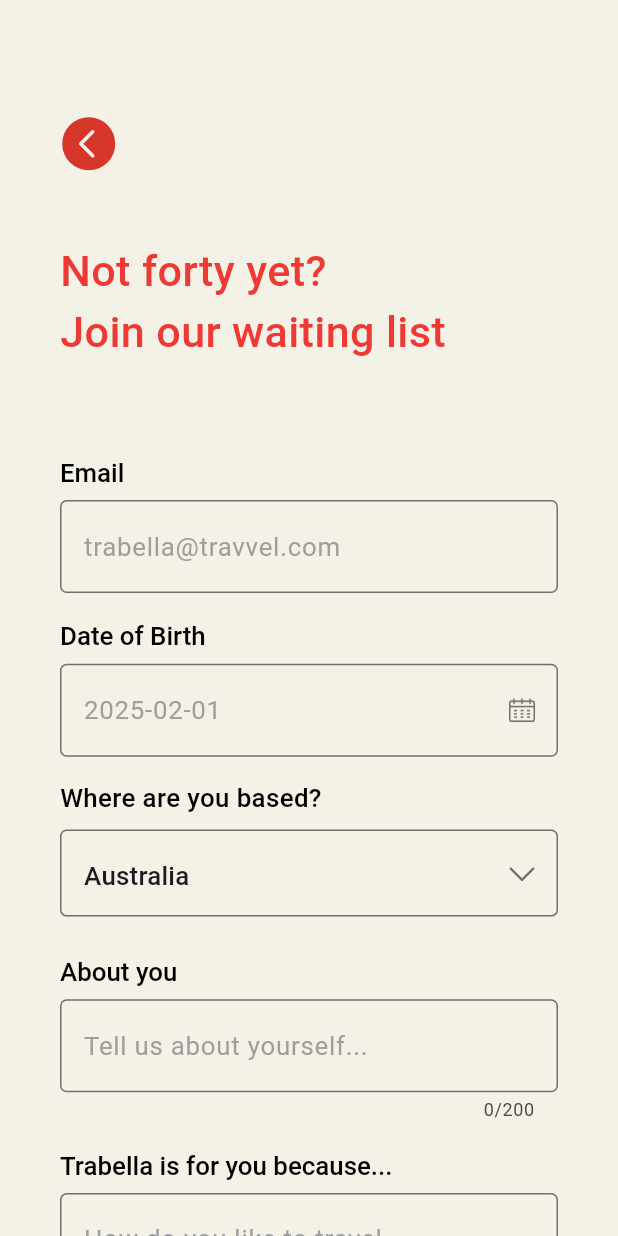
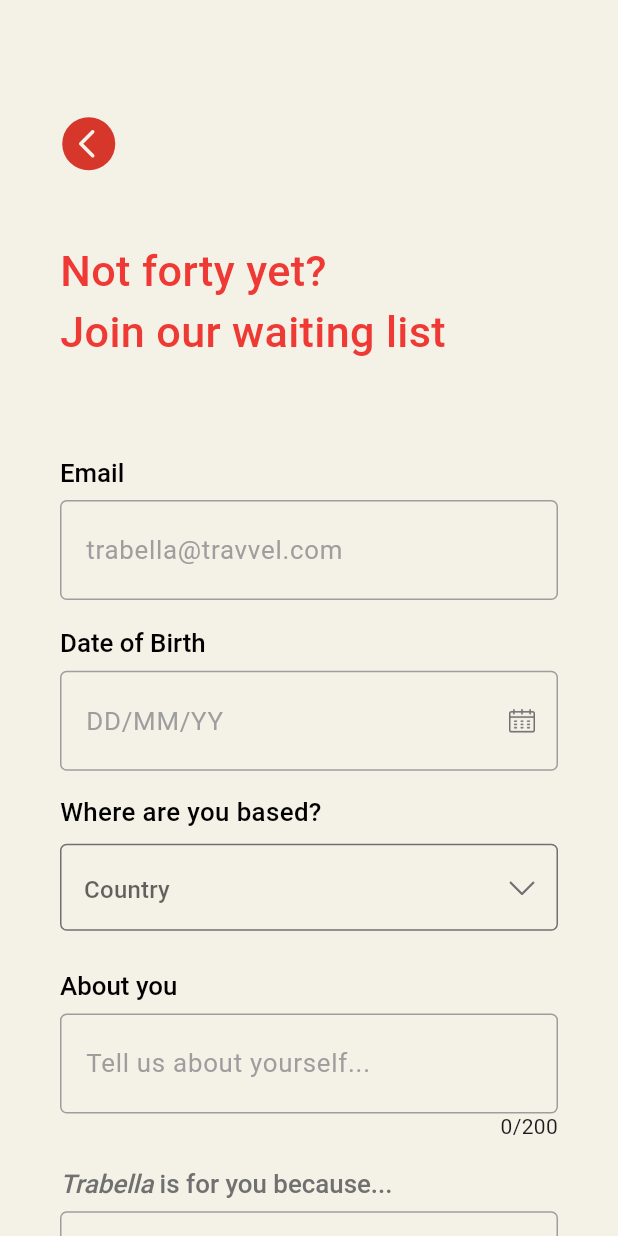
Before and after one commit to debuggerdev24/trabella_app, a Flutter app: the FortyWaitinglistSCreen screen opened by its route, on a phone screen of 412 x 824 dp. Run offline on Flutter 3.47's test engine with Material 3 defaults, Android fonts, the phone set to English and light mode, and no system bars; our stand-ins replace animate_do, camera, carousel_slider, dots_indicator, dotted_border, dotted_line and 10 more; Roboto replaces fonts that are missing (Sans); project files that could hold a hidden picture were left out.

Commit message:
profile UI changes

```diff
--- a/lib/utils/app_assets.dart
+++ b/lib/utils/app_assets.dart
@@ -103,6 +103,7 @@ class AppAssets {
   static const String line = "assets/icons/line.svg";
   static const String edit = "assets/icons/Edit.svg";
    static const String serch = "assets/icons/serch.svg";
+    static const String profile1 = "assets/icons/profilecheck1.svg";
 
 
   // Tabs//
--- a/lib/utils/routes/route.dart
+++ b/lib/utils/routes/route.dart
@@ -114,7 +114,7 @@ class AppNavigator {
   static StatefulNavigationShell? indexedStackNavigationShell;
 
   static final router = GoRouter(
-    initialLocation: AppRoute.splashScreen.path,
+    initialLocation: AppRoute.homescreen.path,
     debugLogDiagnostics: true,
     navigatorKey: rootNavigator,
     routes: [
--- a/lib/view/waitinglist/forty_waitinglist.dart
+++ b/lib/view/waitinglist/forty_waitinglist.dart
@@ -2,6 +2,8 @@ import 'package:flutter/cupertino.dart';
 import 'package:flutter/material.dart';
 import 'package:flutter_screenutil/flutter_screenutil.dart';
 import 'package:go_router/go_router.dart';
+import 'package:intl/intl.dart';
+import 'package:pinput/pinput.dart';
 import 'package:provider/provider.dart';
 import 'package:travel_app/provider/auth_provider.dart';
 import 'package:travel_app/provider/home_provider.dart';
@@ -27,14 +29,46 @@ class _FortyWaitinglistSCreenState extends State<FortyWaitinglistSCreen> {
   List<TextEditingController> _controllers = [];
   TextEditingController _dateController = TextEditingController();
   TextEditingController _emailcontroller = TextEditingController();
+  TextEditingController _aboutyou = TextEditingController();
+  TextEditingController _travelcontroller = TextEditingController();
+
+  int _currentLength = 0;
+  int _aboutLength = 0;
+
   @override
   void initState() {
     // TODO: implement initState
     super.initState();
     WidgetsBinding.instance.addPostFrameCallback((timeStamp) {
       context.read<HomeProvider>().changeSelectedCountry(null);
+      _travelcontroller.addListener(updatelength);
+      _aboutyou.addListener(updateabout);
     });
   }
+
+  @override
+  void dispose() {
+    _travelcontroller.removeListener(updatelength);
+    _aboutyou.removeListener(updateabout);
+    _travelcontroller.dispose();
+    _aboutyou.dispose();
+    super.dispose();
+  }
+
+  void updatelength() {
+    setState(() {
+      _currentLength = _travelcontroller.length;
+
+    });
+  }
+
+    void updateabout() {
+    setState(() {
+      _aboutLength = _aboutyou.length;
+
+    });
+  }
+
 
   @override
   Widget build(BuildContext context) {
@@ -74,7 +108,11 @@ class _FortyWaitinglistSCreenState extends State<FortyWaitinglistSCreen> {
                   hintText: "trabella@travvel.com",
                 ),
                 20.h.verticalSpace,
-                AppTextField(
+                GestureDetector(
+                  onTap: () {
+
+                  },
+                  child: AppTextField(
                     controller: _dateController,
                     fillcolor: Colors.transparent,
                     labelText: "Date of Birth",
@@ -82,19 +120,20 @@ class _FortyWaitinglistSCreenState extends State<FortyWaitinglistSCreen> {
                     style: TextStyle(color: AppColors.textcolor),
                     labelStyle:
                         textStyle18SemiBold.copyWith(color: AppColors.blackColor),
-                  hintText:
-                      "${authProvider.selectedDate.toLocal()}".split(' ')[0],
+                     hintText: _dateController.text.isEmpty
+                  ? "DD/MM/YY"
+                  : _dateController.text,
                     suffixIcon: GestureDetector(
                       onTap: () {
                         CustomDatePickers.showPicker(
                           context: context,
                           // mode: CupertinoDatePickerMode.date,
                           initialDateTime: authProvider.selectedDate,
-                        onDateTimeChanged: (value) {
-                          authProvider.updateDate(value);
+                              onDateTimeChanged: (DateTime value) {
+                      final formattedDate =
+                          DateFormat('dd/MM/yyyy').format(value);
                       setState(() {
-                            _dateController.text =
-                                "${value.toLocal()}".split(' ')[0];
+                        _dateController.text = formattedDate;
                       });
                     },
                         );
@@ -104,6 +143,7 @@ class _FortyWaitinglistSCreenState extends State<FortyWaitinglistSCreen> {
                         child: Image.asset(
                           AppAssets.birthTime,
                           height: 12.sp,
+                        ),
                       ),
                     ),
                   ),
@@ -118,8 +158,8 @@ class _FortyWaitinglistSCreenState extends State<FortyWaitinglistSCreen> {
                     padding: const EdgeInsets.symmetric(vertical: 8.0),
                     child: CardDropDownField(
                       dropdownIcon: AppAssets.down,
-                      hintText: "Australia",
-                      value: homeProvider.selectedcountry,
+                      hintText: "Country",
+                      // value: homeProvider.selectedcountry,
                       onChanged: (value) {
                         homeProvider.changeSelectedCountry(value);
                       },
@@ -127,22 +167,55 @@ class _FortyWaitinglistSCreenState extends State<FortyWaitinglistSCreen> {
                     )),
                 20.h.verticalSpace,
                 AppTextField(
+                  controller: _travelcontroller,
                   fillcolor: Colors.transparent,
-                  maxLength: 200,
+                  // maxLength: 200,
                   labelText: "About you",
                   labelStyle:
                       textStyle18SemiBold.copyWith(color: AppColors.blackColor),
                   hintText: "Tell us about yourself...",
                 ),
+                Align(
+                  alignment: Alignment.bottomRight,
+                  child: GlobalText("$_currentLength/200"),
+                ),
                 20.h.verticalSpace,
                 AppTextField(
+                  controller: _aboutyou,
                   fillcolor: Colors.transparent,
-                  maxLength: 200,
-                  labelText: "Trabella is for you because...",
+                   labelRichText: RichText(
+            text: TextSpan(
+              text: 'Trabella',
+              style: TextStyle(
+                fontSize: 18.sp,
+                color: AppColors.greycolor,
+                fontStyle: FontStyle.italic,
+               fontWeight: FontWeight.w600,
+
+              ),
+              children: [
+                TextSpan(
+                  text: ' is for you because...',
+                  style: TextStyle(
+
+                    fontSize: 18.sp,
+                    fontStyle: FontStyle.normal,
+                     fontWeight: FontWeight.w600,
+                              color:AppColors.greycolor
+                  ),
+                ),
+              ],
+            ),
+          ),
+
                   labelStyle:
                       textStyle18SemiBold.copyWith(color: AppColors.blackColor),
                   hintText: "How do you like to travel...",
+
                 ),
+                Align(
+                    alignment: Alignment.bottomRight,
+                    child: GlobalText("$_aboutLength/200")),
                 20.h.verticalSpace,
                 AppButton(
                     onPressed: () {
--- a/lib/widgets/app_txt_field.dart
+++ b/lib/widgets/app_txt_field.dart
@@ -7,7 +7,8 @@ import 'package:travel_app/utils/styles.dart';
 class AppTextField extends StatelessWidget {
   const AppTextField({
     super.key,
-    this.labelText = '',
+    this.labelText,
+    this.labelRichText,
     this.prefixIcon,
     this.suffixIcon,
     this.validator,
@@ -42,58 +43,61 @@ class AppTextField extends StatelessWidget {
   });
 
   final String? labelText;
-
-  final bool isRequired;
+  final RichText? labelRichText;
   final Widget? prefixIcon;
-  final String? prefixText;
   final Widget? suffixIcon;
+  final FormFieldValidator<String>? validator;
+  final ValueChanged<String>? onChanged;
   final String? hintText;
-  final TextStyle? hintStyle;
-  final TextStyle? style;
-  final TextStyle? labelStyle;
   final TextEditingController? controller;
-  final FormFieldValidator? validator;
-  final Function(String?)? onChanged;
-  final void Function()? onTap;
   final AutovalidateMode? autoValidateMode;
   final TextInputType? keyboardType;
   final List<TextInputFormatter>? inputFormatters;
+  final String? prefixText;
+  final VoidCallback? onTap;
   final bool? obSecureText;
+  final TextStyle? style;
+  final TextStyle? labelStyle;
   final InputBorder? border;
-  final InputBorder? errorBorder;
-  final OutlineInputBorder? outlineInputBorder;
   final EdgeInsetsGeometry? contentPadding;
   final int? maxLength;
   final Widget? suffix;
   final Widget? prefix;
+  final InputBorder? errorBorder;
   final int? maxLines;
+  final InputBorder? outlineInputBorder;
+  final TextStyle? hintStyle;
+  final Color? fillcolor;
   final bool? enabled;
+  final bool isRequired;
   final String? bottomText;
   final TextStyle? bottomTextStyle;
   final bool readOnly;
-  final Color? fillcolor;
   final TextAlign textAlign;
   final Color? cursorColor;
+
   @override
   Widget build(BuildContext context) {
     return Column(
       mainAxisSize: MainAxisSize.min,
       children: [
-        labelText?.isNotEmpty ?? false
+        (labelRichText != null || (labelText?.isNotEmpty ?? false))
             ? Container(
                 height: 30.h,
                 margin: const EdgeInsets.fromLTRB(0, 0, 0, 5),
                 alignment: Alignment.centerLeft,
-                child: RichText(
-                  text: TextSpan(children: [
-                    TextSpan(
-                      text: labelText,
-                      style: labelStyle ??
-                          textStyle18SemiBold.copyWith(
-                              color: AppColors.blackColor),
+                child: labelRichText ??
+                    RichText(
+                      text: TextSpan(
+                        text: labelText,
+                        style: labelStyle ??
+                            TextStyle(
+                              fontSize: 18.sp,
+                              fontWeight: FontWeight.w600,
+                              color:AppColors.greycolor
+                            ),
+                      ),
                     ),
-                  ]),
-                ),
               )
             : const SizedBox(),
         TextFormField(
@@ -108,11 +112,13 @@ class AppTextField extends StatelessWidget {
           autovalidateMode:
               autoValidateMode ?? AutovalidateMode.onUserInteraction,
           obscureText: obSecureText ?? false,
-          cursorColor: cursorColor ?? AppColors.blackColor,
+          cursorColor: cursorColor ?? Colors.black,
           cursorHeight: 20,
-          style: textStyle16.copyWith(
-            color: AppColors.blackColor,
-          ),
+          style: style ??
+              TextStyle(
+                fontSize: 18.sp,
+                color: Colors.black,
+              ),
           onTap: onTap,
           onTapOutside: (event) {
             FocusScope.of(context).unfocus();
@@ -128,11 +134,12 @@ class AppTextField extends StatelessWidget {
             fillColor: fillcolor,
             filled: true,
             hintStyle: hintStyle ??
-                textStyle14.copyWith(
-                  color: Colors.grey,
+                TextStyle(
+                  fontSize: 18.sp,
+                  color:Colors.grey
                 ),
             contentPadding: contentPadding ??
-                REdgeInsets.symmetric(horizontal: 15.r, vertical: 23.r),
+                EdgeInsets.symmetric(horizontal: 15.r, vertical: 23.r),
             disabledBorder: border ??
                 OutlineInputBorder(
                   borderRadius: BorderRadius.circular(5.r),
@@ -143,40 +150,42 @@ class AppTextField extends StatelessWidget {
             enabledBorder: border ??
                 OutlineInputBorder(
                   borderRadius: BorderRadius.circular(5.r),
-                  borderSide: const BorderSide(color: AppColors.greycolor),
+                  borderSide: const BorderSide(color: Colors.grey),
                 ),
             focusedBorder: border ??
                 OutlineInputBorder(
                   borderRadius: BorderRadius.circular(5.r),
-                  borderSide: const BorderSide(color: AppColors.greycolor),
+                  borderSide: const BorderSide(color: Colors.grey),
                 ),
             border: border ??
                 OutlineInputBorder(
                   borderRadius: BorderRadius.circular(5.r),
                   borderSide: const BorderSide(
-                    color: AppColors.greycolor,
+                    color: Colors.grey,
                   ),
                 ),
             errorBorder: errorBorder ??
                 OutlineInputBorder(
                   borderRadius: BorderRadius.circular(5.r),
-                  borderSide: BorderSide(
-                    color: Theme.of(context).colorScheme.error,
+                  borderSide: const BorderSide(
+                    color: Colors.red,
                   ),
                 ),
           ),
           validator: validator,
           onChanged: onChanged,
-          maxLines: obSecureText ?? false
-              ? 1
-              : maxLines,
+          maxLines: obSecureText ?? false ? 1 : maxLines,
         ),
         if (bottomText != null)
           Align(
             alignment: Alignment.topRight,
             child: Text(
               bottomText!,
-              style: textStyle18.copyWith(color: AppColors.greycolor),
+              style: bottomTextStyle ??
+                  TextStyle(
+                    fontSize: 14.sp,
+                    color: Colors.grey,
+                  ),
             ),
           )
       ],
--- a/lib/widgets/this_or_that.dart
+++ b/lib/widgets/this_or_that.dart
@@ -59,7 +59,7 @@ class ThisOrThat extends StatelessWidget {
               ),
             ],
           ),
-          70.h.verticalSpace,
+          60.h.verticalSpace,
           AppButton(onPressed: ontap, text: "NEXT"),
           20.h.verticalSpace,
           Center(
```
Also changed, not shown: lib/view/Profile/profile_screen.dart (+11 -15 lines), assets/icons/profilecheck1.svg (added). Lines whose indentation alone changed are shown as unchanged.
